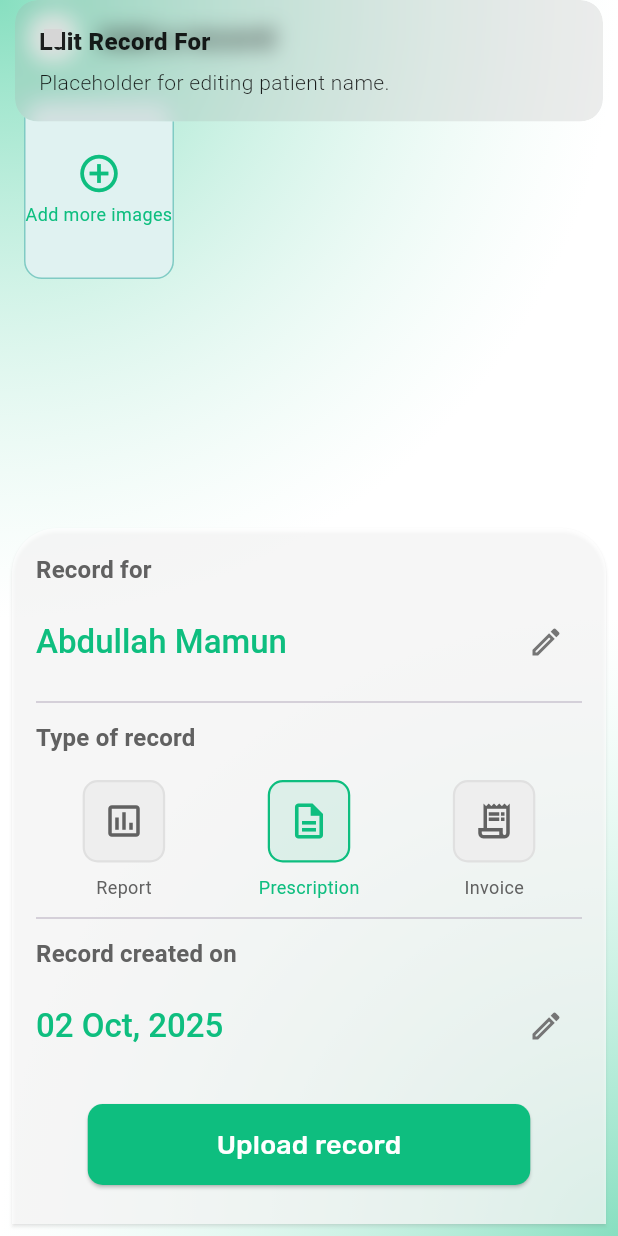
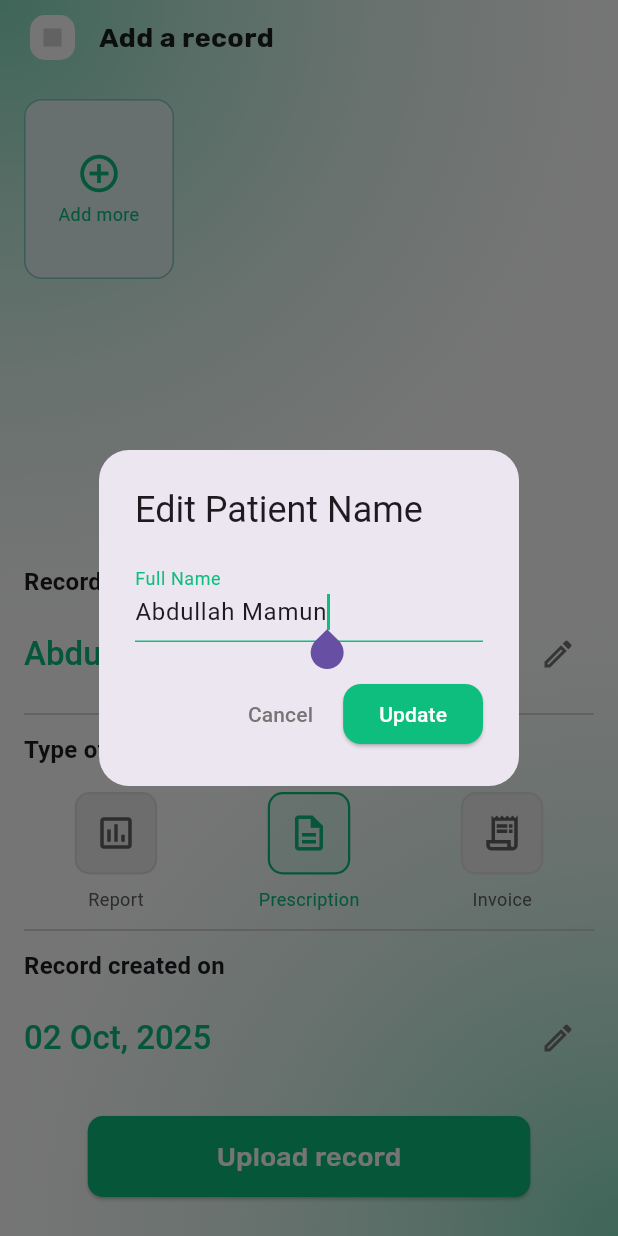
Before and after one commit to mr-j-shah/Counselling-App, a Flutter app: the AddRecordsScreen screen opened by its route, after a tap on the "edit" icon, on a phone screen of 412 x 824 dp. Run offline on Flutter 3.47's test engine with Material 3 defaults, Android fonts, the phone set to English and light mode, and no system bars; our stand-ins replace cloud_firestore, dio, firebase_auth, firebase_core, flutter_svg, flutter_tts and 6 more; accounts and stored records are empty; network calls fail; project files that could hold a hidden picture were left out; grey boxes are pictures that could not be loaded.

Commit message:
- Add medical records screen with UI and controller.

```diff
--- a/lib/app/Constants/AppAssets.dart
+++ b/lib/app/Constants/AppAssets.dart
@@ -3,6 +3,7 @@ class Appassets {
   static const backIcon = 'assets/icons/back_icon.svg';
 
   static const IntroScreenMainImage = 'assets/images/intro_screen.png';
+  static const editIcon = 'assets/icons/edit_icon.svg';
   // Intro Screen
 
   // Login Screen
--- a/lib/app/views/Presentation/AddRecordsScreen/AddRecordsScreen.dart
+++ b/lib/app/views/Presentation/AddRecordsScreen/AddRecordsScreen.dart
@@ -8,6 +8,8 @@ import 'package:project_counselling/app/views/Presentation/AddRecordsScreen/cont
 import 'package:project_counselling/app/views/Presentation/AddRecordsScreen/model/RecordType.dart';
 import 'package:project_counselling/app/views/Utils/Dimensions.dart';
 import 'package:project_counselling/app/views/Utils/Colors.dart';
+
+import '../HomeScreen/widgets/HomeBottomnavigation.dart';
 
 class AddRecordsScreen extends StatelessWidget {
   const AddRecordsScreen({super.key});
@@ -108,7 +110,7 @@ class AddRecordsScreen extends StatelessWidget {
                                       children: [
                                         Icon(Icons.add_circle_outline, color: primaryColor, size: Dimensions.font(30)),
                                         SizedBox(height: Dimensions.height(4)),
-                                        Text("Add more images", textAlign: TextAlign.center, style: TextStyle(fontSize: Dimensions.font(12), color: primaryColor)),
+                                        Text("Add more", textAlign: TextAlign.center, style: TextStyle(fontSize: Dimensions.font(12), color: primaryColor)),
                                       ],
                                     ),
                                   ),
@@ -135,23 +137,14 @@ class AddRecordsScreen extends StatelessWidget {
                       ),
                     ),
                     Spacer(),
-                    // Card with details (takes remaining space and its content is scrollable)
-                    Card(
-                      shadowColor: Colors.grey.withOpacity(0.3),
-                      margin: EdgeInsets.fromLTRB(Dimensions.padding(8), 0, Dimensions.padding(8), Dimensions.padding(8)),
-                      color: Colors.white70,
-                      shape: RoundedRectangleBorder(
-                        borderRadius: BorderRadius.only(
-                          topLeft: Radius.circular(Dimensions.radius(30)),
-                          topRight: Radius.circular(Dimensions.radius(30)),
-                        ),
-                      ),
+                    Container(
+                      margin: EdgeInsets.zero,
                       child: Padding(
                         padding: EdgeInsets.all(Dimensions.padding(16)),
                         child: Column(
                           crossAxisAlignment: CrossAxisAlignment.start,
                           children: [
-                            Text(Appstring.recordFor, style: textTheme.titleMedium?.copyWith(fontWeight: FontWeight.bold, color: Colors.grey.shade700)),
+                            Text(Appstring.recordFor, style: textTheme.titleMedium?.copyWith(fontWeight: FontWeight.bold)),
                             SizedBox(height: Dimensions.height(8)),
                             Obx(() => ListTile(
                                   contentPadding: EdgeInsets.zero,
@@ -159,7 +152,7 @@ class AddRecordsScreen extends StatelessWidget {
                                   trailing: IconButton(icon: Icon(Icons.edit_outlined, color: Colors.grey.shade600), onPressed: controller.editRecordFor),
                                 )),
                             Divider(height: Dimensions.height(24)),
-                            Text("Type of record", style: textTheme.titleMedium?.copyWith(fontWeight: FontWeight.bold, color: Colors.grey.shade700)),
+                            Text("Type of record", style: textTheme.titleMedium?.copyWith(fontWeight: FontWeight.bold)),
                             SizedBox(height: Dimensions.height(16)),
                             Row(
                               mainAxisAlignment: MainAxisAlignment.spaceAround,
@@ -170,7 +163,7 @@ class AddRecordsScreen extends StatelessWidget {
                               ],
                             ),
                             Divider(height: Dimensions.height(24)),
-                            Text("Record created on", style: textTheme.titleMedium?.copyWith(fontWeight: FontWeight.bold, color: Colors.grey.shade700)),
+                            Text("Record created on", style: textTheme.titleMedium?.copyWith(fontWeight: FontWeight.bold)),
                             SizedBox(height: Dimensions.height(8)),
                             Obx(() => ListTile(
                                   contentPadding: EdgeInsets.zero,
--- a/lib/app/views/Presentation/AddRecordsScreen/controller/AddRecordsController.dart
+++ b/lib/app/views/Presentation/AddRecordsScreen/controller/AddRecordsController.dart
@@ -10,7 +10,8 @@ class AddRecordsController extends GetxController {
   var selectedRecordType = RecordType.Prescription.obs;
   var recordDate = DateTime.now().obs;
 
-  String get formattedRecordDate => DateFormat('dd MMM, yyyy').format(recordDate.value);
+  String get formattedRecordDate =>
+      DateFormat('dd MMM, yyyy').format(recordDate.value);
 
   @override
   void onInit() {
@@ -33,7 +34,8 @@ class AddRecordsController extends GetxController {
       initialDate: recordDate.value,
       firstDate: DateTime(2000),
       lastDate: DateTime(2101),
-      builder: (BuildContext context, Widget? child) { // Added builder to theme the picker
+      builder: (BuildContext context, Widget? child) {
+        // Added builder to theme the picker
         return Theme(
           data: ThemeData.light().copyWith(
             colorScheme: ColorScheme.light(
@@ -44,8 +46,8 @@ class AddRecordsController extends GetxController {
             ),
             dialogBackgroundColor: Colors.white,
             buttonTheme: const ButtonThemeData(
-              textTheme: ButtonTextTheme.primary
-            )
+              textTheme: ButtonTextTheme.primary,
+            ),
           ),
           child: child!,
         );
@@ -57,10 +59,58 @@ class AddRecordsController extends GetxController {
   }
 
   void editRecordFor() {
-    Get.snackbar("Edit Record For", "Placeholder for editing patient name.");
+    final TextEditingController textEditingController = TextEditingController(
+      text: recordFor.value,
+    );
+
+    Get.dialog(
+      AlertDialog(
+        shape: RoundedRectangleBorder(
+          borderRadius: BorderRadius.circular(20.0), // Rounded corners
+        ),
+        title: const Text("Edit Patient Name"),
+        content: SingleChildScrollView( // Wrap with SingleChildScrollView to prevent overflow
+          child: TextField(
+            controller: textEditingController,
+            autofocus: true,
+            decoration: InputDecoration(
+              labelText: "Full Name",
+              hintText: "Enter the patient's full name",
+              // Style to match app UI
+              focusedBorder: UnderlineInputBorder(
+                borderSide: BorderSide(color: primaryColor),
+              ),
+              labelStyle: TextStyle(color: primaryColor),
+            ),
+            cursorColor: primaryColor,
+          ),
+        ),
+        actions: [
+          TextButton(
+            onPressed: () => Get.back(), // Close the dialog
+            child: Text("Cancel", style: TextStyle(color: Colors.grey.shade600)),
+          ),
+          ElevatedButton(
+            style: ElevatedButton.styleFrom(
+              backgroundColor: primaryColor, // Use app's primary color
+              shape: RoundedRectangleBorder(
+                borderRadius: BorderRadius.circular(12.0),
+              ),
+            ),
+            onPressed: () {
+              if (textEditingController.text.isNotEmpty) {
+                recordFor.value = textEditingController.text;
+              }
+              Get.back(); // Close the dialog
+            },
+            child: const Text("Update", style: TextStyle(color: Colors.white)),
+          ),
+        ],
+      ),
+    );
   }
 
-   void editRecordDate(BuildContext context) {
+  void editRecordDate(BuildContext context) {
     selectDate(context);
   }
 
```
Also changed, not shown: assets/icons/edit_icon.svg (added).
